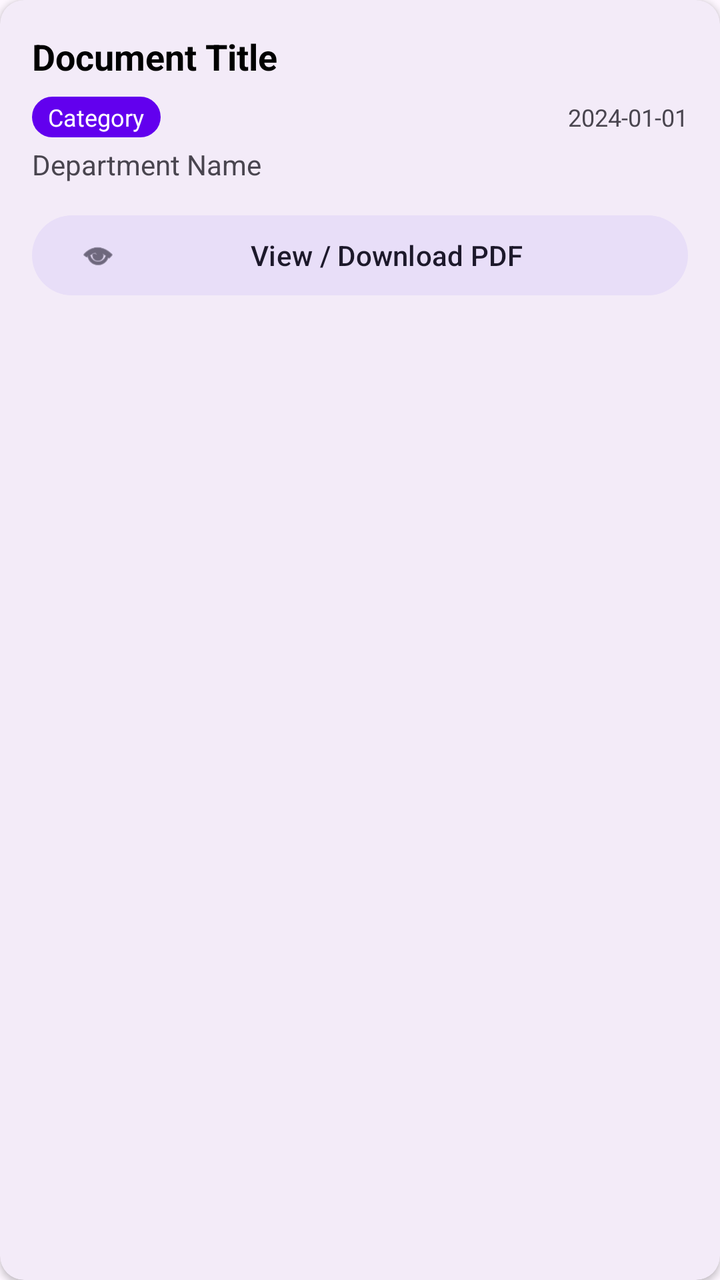
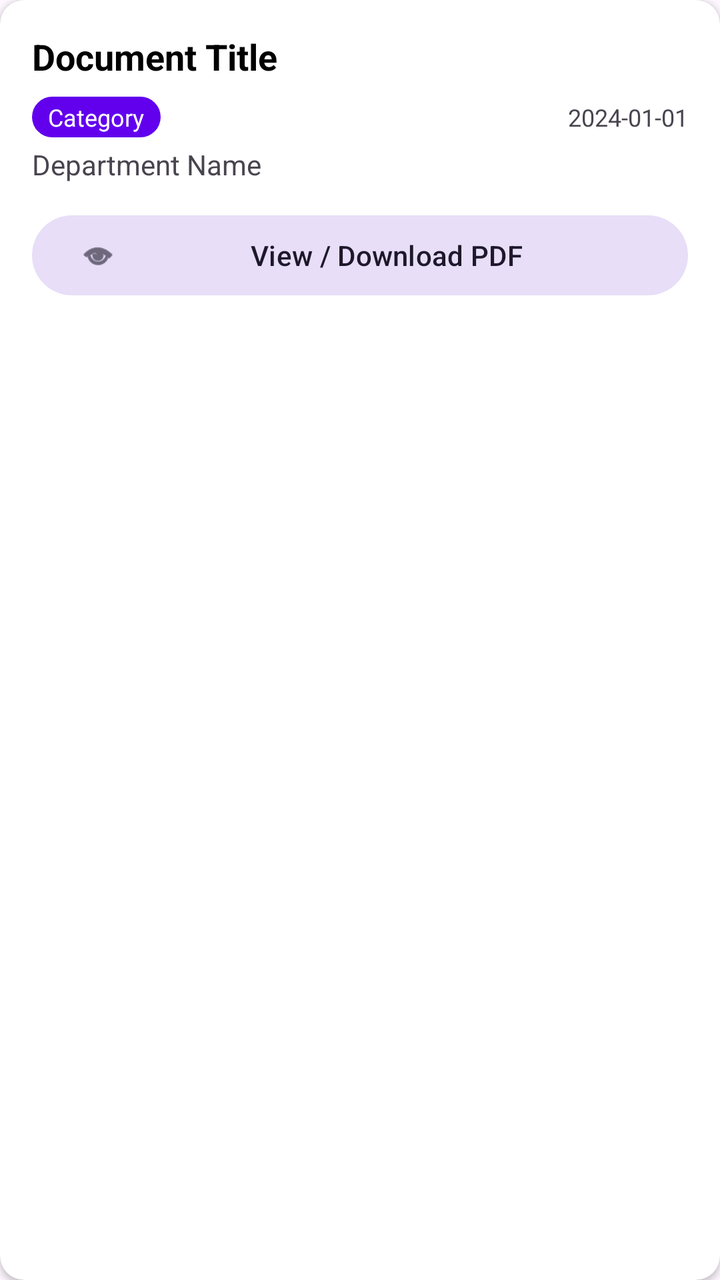

Two renders of the same Android screen: before a commit and after it. Below are the layout's source before the change and the commit's diff.
<!-- AndroidManifest.xml: application theme Theme.KarmchariKatta -->
<!-- res/layout/item_document.xml -->
<?xml version="1.0" encoding="utf-8"?>
<com.google.android.material.card.MaterialCardView xmlns:android="http://schemas.android.com/apk/res/android"
    xmlns:app="http://schemas.android.com/apk/res-auto"
    android:layout_width="match_parent"
    android:layout_height="wrap_content"
    android:layout_marginHorizontal="12dp"
    android:layout_marginVertical="6dp"
    app:cardCornerRadius="12dp"
    app:cardElevation="2dp"
    app:strokeWidth="0dp">

    <LinearLayout
        android:layout_width="match_parent"
        android:layout_height="wrap_content"
        android:orientation="vertical"
        android:padding="16dp">

        <TextView
            android:id="@+id/text_title"
            android:layout_width="match_parent"
            android:layout_height="wrap_content"
            android:text="Document Title"
            android:textColor="@color/black"
            android:textSize="18sp"
            android:textStyle="bold" />

        <LinearLayout
            android:layout_width="match_parent"
            android:layout_height="wrap_content"
            android:layout_marginTop="8dp"
            android:gravity="center_vertical"
            android:orientation="horizontal">

            <TextView
                android:id="@+id/text_category"
                android:layout_width="wrap_content"
                android:layout_height="wrap_content"
                android:background="@drawable/bg_category_badge"
                android:paddingHorizontal="8dp"
                android:paddingVertical="2dp"
                android:text="Category"
                android:textColor="@color/white"
                android:textSize="12sp" />

            <TextView
                android:id="@+id/text_date"
                android:layout_width="0dp"
                android:layout_height="wrap_content"
                android:layout_weight="1"
                android:gravity="end"
                android:text="2024-01-01"
                android:textSize="12sp" />
        </LinearLayout>

        <TextView
            android:id="@+id/text_department"
            android:layout_width="match_parent"
            android:layout_height="wrap_content"
            android:layout_marginTop="4dp"
            android:text="Department Name"
            android:textSize="14sp" />

        <com.google.android.material.button.MaterialButton
            android:id="@+id/btn_view_pdf"
            style="@style/Widget.Material3.Button.TonalButton"
            android:layout_width="match_parent"
            android:layout_height="wrap_content"
            android:layout_marginTop="12dp"
            android:text="View / Download PDF"
            app:icon="@android:drawable/ic_menu_view" />

    </LinearLayout>

</com.google.android.material.card.MaterialCardView>
<!-- resources referenced by this layout -->
<resources>
  <color name="black">#FF000000</color>
  <color name="white">#FFFFFFFF</color>
  <!-- drawable bg_category_badge (drawable) -->
  <?xml version="1.0" encoding="utf-8"?>
  <shape xmlns:android="http://schemas.android.com/apk/res/android">
      <solid android:color="#FF6200EE" />
      <corners android:radius="16dp" />
  </shape>
  <style name="Theme.KarmchariKatta" parent="Base.Theme.KarmchariKatta" />
  <style name="Base.Theme.KarmchariKatta" parent="Theme.Material3.DayNight.NoActionBar">
          
          
      </style>
</resources>

<!-- the commit's change to res/layout/item_document.xml (unified diff, before → after) -->
@@ -5,6 +5,7 @@
     android:layout_height="wrap_content"
     android:layout_marginHorizontal="12dp"
     android:layout_marginVertical="6dp"
+    app:cardBackgroundColor="@color/white"
     app:cardCornerRadius="12dp"
     app:cardElevation="2dp"
     app:strokeWidth="0dp">
